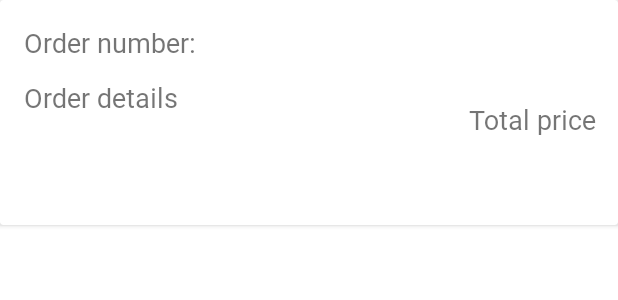
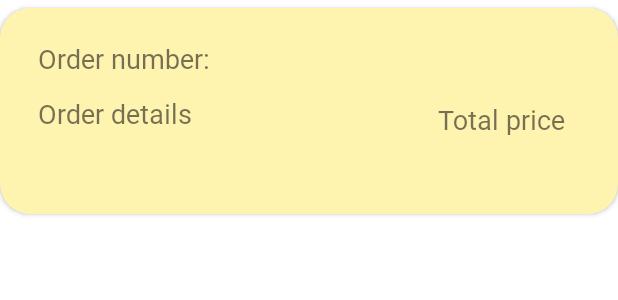
Before and after one commit to Mary-cpp/MusicShopApp, an Android app: the layout order_card_element.xml on its own in the app's theme, with its tools: preview values and no code run, on a phone screen of 412 x 824 dp. Shown: the top 300 px of the screen. Run offline under Robolectric (Android 15) with nearby library versions, the phone set to English and light mode, and no system bars.

Commit message:
Fixed an XML a bit

```diff
--- a/app/src/main/res/layout/fragment_order.xml
+++ b/app/src/main/res/layout/fragment_order.xml
@@ -35,6 +35,7 @@
         android:id="@+id/orders_recycler"
         android:layout_marginTop="10dp"
         android:layout_marginBottom="10dp"
-        android:layout_width="match_parent"
+        android:layout_width="370dp"
+        android:layout_gravity="center"
         android:layout_height="wrap_content"/>
 </LinearLayout>
--- a/app/src/main/res/layout/order_card_element.xml
+++ b/app/src/main/res/layout/order_card_element.xml
@@ -2,8 +2,13 @@
 <androidx.cardview.widget.CardView
     xmlns:android="http://schemas.android.com/apk/res/android"
     xmlns:app="http://schemas.android.com/apk/res-auto"
+    app:cardCornerRadius="20dp"
+    android:layout_marginTop="5dp"
+    android:layout_marginBottom="5dp"
+    android:elevation="10dp"
     android:layout_width="match_parent"
-    android:layout_height="150dp">
+    android:backgroundTint="#FFF3B0"
+    android:layout_height="wrap_content">
 
     <androidx.constraintlayout.widget.ConstraintLayout
         android:layout_width="match_parent"
@@ -15,6 +20,8 @@
             android:layout_height="wrap_content"
             android:fontFamily="@font/sen_bold"
             android:text="Order number:"
+            android:layout_marginStart="10dp"
+            android:layout_marginTop="8dp"
             android:textSize="18sp"
             app:layout_constraintBottom_toBottomOf="parent"
             app:layout_constraintEnd_toEndOf="parent"
@@ -25,12 +32,13 @@
 
         <TextView
             android:id="@+id/order_details_text"
-            android:layout_width="272dp"
+            android:layout_width="240dp"
             android:layout_height="79dp"
             android:layout_marginTop="12dp"
             android:fontFamily="@font/sen_bold"
             android:text="Order details"
             android:textSize="18sp"
+            app:layout_constraintBottom_toBottomOf="parent"
             app:layout_constraintEnd_toEndOf="parent"
             app:layout_constraintHorizontal_bias="0.0"
             app:layout_constraintStart_toStartOf="@+id/order_number_text"
@@ -41,6 +49,7 @@
             android:layout_width="wrap_content"
             android:layout_height="wrap_content"
             android:layout_marginTop="20dp"
+            android:layout_marginEnd="20dp"
             android:fontFamily="@font/sen_bold"
             android:text="Total price"
             android:textSize="18sp"
```
